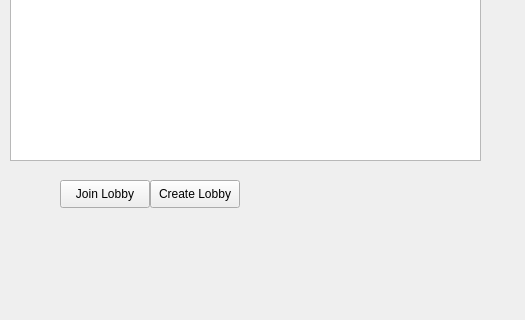
Before: the Qt Designer form PyQtDesigner_Menu.ui in Bodzioo44/GameHub, drawn with Qt 5; both pictures show x 0 to 525 and y 180 to 500 of the 800 by 500 pixel window.
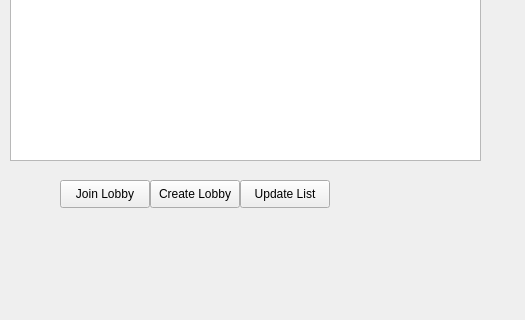
After: the same form once the commit is applied. The open tabs and pages were chosen to show the change.

Commit message: finished lobby_Tree, now player_info_Tree

Diff of the .ui file:
```diff
--- a/PyQtDesigner_Menu.ui
+++ b/PyQtDesigner_Menu.ui
@@ -162,6 +162,19 @@
       <string>Create Lobby</string>
      </property>
     </widget>
+    <widget class="QPushButton" name="Update_Lobby_List">
+     <property name="geometry">
+      <rect>
+       <x>240</x>
+       <y>350</y>
+       <width>90</width>
+       <height>28</height>
+      </rect>
+     </property>
+     <property name="text">
+      <string>Update List</string>
+     </property>
+    </widget>
    </widget>
    <widget class="QWidget" name="Lobby_Page">
     <widget class="QPushButton" name="Leave_Lobby">
```
Left out of the diff: 2 changed lines with no effect on the pictures. The commit also changes 5 other files.
